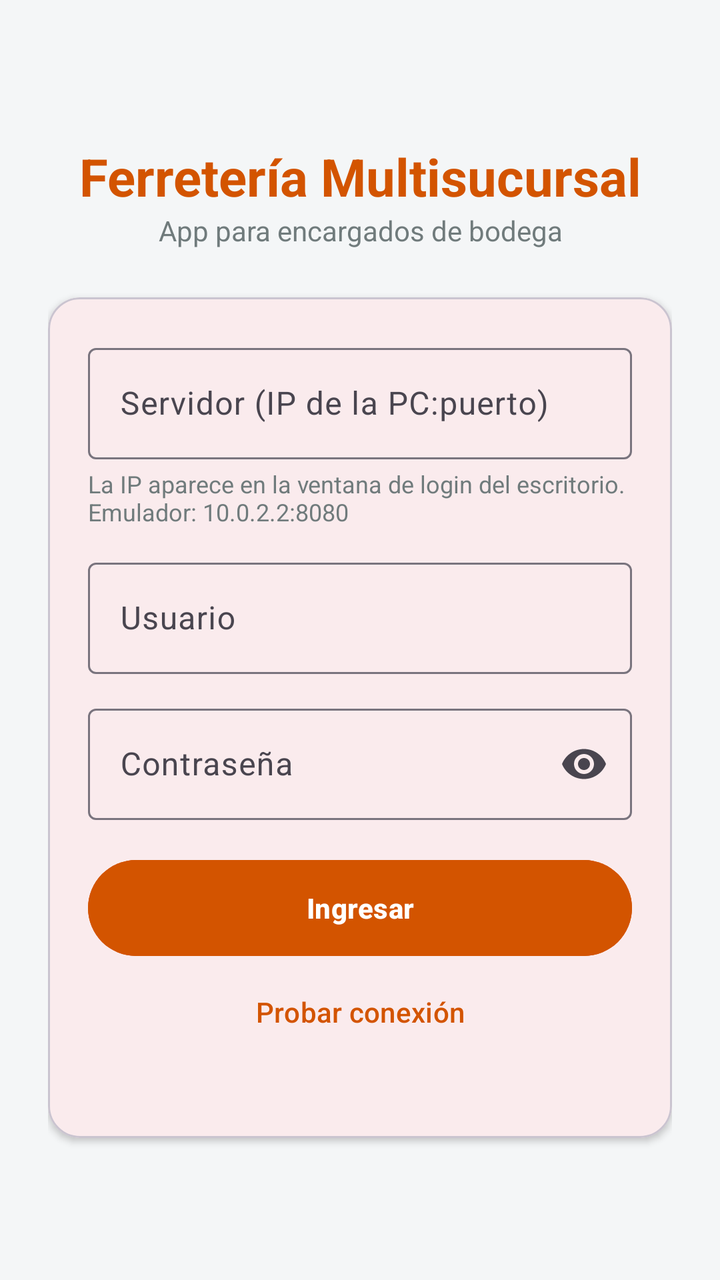
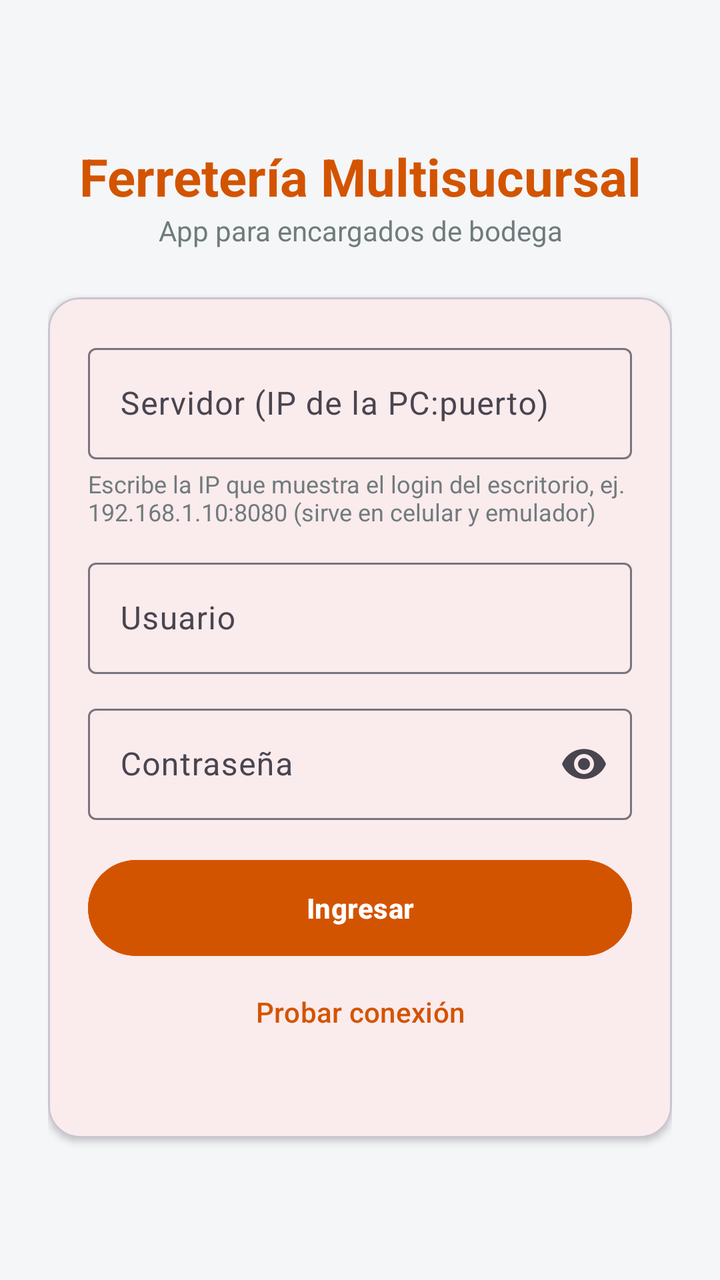

The first picture is an Android layout as it rendered before a commit; the second is the same layout after the commit. The layout source and the unified diff follow.
<!-- AndroidManifest.xml: application theme Theme.FerreteriaMovil -->
<!-- res/layout/activity_login.xml -->
<?xml version="1.0" encoding="utf-8"?>
<ScrollView xmlns:android="http://schemas.android.com/apk/res/android"
    android:layout_width="match_parent"
    android:layout_height="match_parent"
    android:background="@color/fondo"
    android:fillViewport="true"
    android:fitsSystemWindows="true">

    <LinearLayout
        android:layout_width="match_parent"
        android:layout_height="wrap_content"
        android:gravity="center_vertical"
        android:orientation="vertical"
        android:padding="24dp">

        <TextView
            android:layout_width="match_parent"
            android:layout_height="wrap_content"
            android:gravity="center"
            android:text="Ferretería Multisucursal"
            android:textColor="@color/primario"
            android:textSize="26sp"
            android:textStyle="bold" />

        <TextView
            android:layout_width="match_parent"
            android:layout_height="wrap_content"
            android:layout_marginBottom="24dp"
            android:gravity="center"
            android:text="App para encargados de bodega"
            android:textColor="@color/texto_secundario" />

        <com.google.android.material.card.MaterialCardView
            android:layout_width="match_parent"
            android:layout_height="wrap_content"
            app:cardCornerRadius="16dp"
            app:cardElevation="2dp"
            xmlns:app="http://schemas.android.com/apk/res-auto">

            <LinearLayout
                android:layout_width="match_parent"
                android:layout_height="wrap_content"
                android:orientation="vertical"
                android:padding="20dp">

                <com.google.android.material.textfield.TextInputLayout
                    style="@style/Widget.Material3.TextInputLayout.OutlinedBox"
                    android:layout_width="match_parent"
                    android:layout_height="wrap_content"
                    android:hint="Servidor (IP de la PC:puerto)"
                    android:layout_marginBottom="4dp">

                    <com.google.android.material.textfield.TextInputEditText
                        android:id="@+id/txtServidor"
                        android:layout_width="match_parent"
                        android:layout_height="wrap_content"
                        android:inputType="textUri"
                        android:maxLines="1" />
                </com.google.android.material.textfield.TextInputLayout>

                <TextView
                    android:layout_width="match_parent"
                    android:layout_height="wrap_content"
                    android:layout_marginBottom="12dp"
                    android:text="La IP aparece en la ventana de login del escritorio. Emulador: 10.0.2.2:8080"
                    android:textColor="@color/texto_secundario"
                    android:textSize="12sp" />

                <com.google.android.material.textfield.TextInputLayout
                    style="@style/Widget.Material3.TextInputLayout.OutlinedBox"
                    android:layout_width="match_parent"
                    android:layout_height="wrap_content"
                    android:layout_marginBottom="12dp"
                    android:hint="Usuario">

                    <com.google.android.material.textfield.TextInputEditText
                        android:id="@+id/txtUsuario"
                        android:layout_width="match_parent"
                        android:layout_height="wrap_content"
                        android:inputType="text"
                        android:maxLines="1" />
                </com.google.android.material.textfield.TextInputLayout>

                <com.google.android.material.textfield.TextInputLayout
                    style="@style/Widget.Material3.TextInputLayout.OutlinedBox"
                    android:layout_width="match_parent"
                    android:layout_height="wrap_content"
                    android:layout_marginBottom="16dp"
                    android:hint="Contraseña"
                    app:endIconMode="password_toggle"
                    xmlns:app="http://schemas.android.com/apk/res-auto">

                    <com.google.android.material.textfield.TextInputEditText
                        android:id="@+id/txtPassword"
                        android:layout_width="match_parent"
                        android:layout_height="wrap_content"
                        android:inputType="textPassword"
                        android:maxLines="1" />
                </com.google.android.material.textfield.TextInputLayout>

                <Button
                    android:id="@+id/btnIngresar"
                    android:layout_width="match_parent"
                    android:layout_height="56dp"
                    android:backgroundTint="@color/primario"
                    android:text="Ingresar"
                    android:textStyle="bold" />

                <Button
                    android:id="@+id/btnProbar"
                    style="@style/Widget.Material3.Button.TextButton"
                    android:layout_width="match_parent"
                    android:layout_height="wrap_content"
                    android:text="Probar conexión" />

                <ProgressBar
                    android:id="@+id/progreso"
                    android:layout_width="wrap_content"
                    android:layout_height="wrap_content"
                    android:layout_gravity="center"
                    android:visibility="gone" />

                <TextView
                    android:id="@+id/lblEstado"
                    android:layout_width="match_parent"
                    android:layout_height="wrap_content"
                    android:gravity="center"
                    android:textColor="@color/texto_secundario" />
            </LinearLayout>
        </com.google.android.material.card.MaterialCardView>
    </LinearLayout>
</ScrollView>
<!-- resources referenced by this layout -->
<resources>
  <color name="fondo">#F4F6F7</color>
  <color name="primario">#D35400</color>
  <color name="texto_secundario">#707B7C</color>
  <style name="Theme.FerreteriaMovil" parent="Base.Theme.FerreteriaMovil" />
  <style name="Base.Theme.FerreteriaMovil" parent="Theme.Material3.Light.NoActionBar">
          <item name="colorPrimary">@color/primario</item>
          <item name="colorSecondary">@color/info</item>
          <item name="android:statusBarColor">@color/primario_oscuro</item>
      </style>
  <color name="info">#2471A3</color>
  <color name="primario_oscuro">#A04000</color>
</resources>

<!-- the commit's change to res/layout/activity_login.xml (unified diff, before → after) -->
@@ -62,7 +62,7 @@
                     android:layout_width="match_parent"
                     android:layout_height="wrap_content"
                     android:layout_marginBottom="12dp"
-                    android:text="La IP aparece en la ventana de login del escritorio. Emulador: 10.0.2.2:8080"
+                    android:text="Escribe la IP que muestra el login del escritorio, ej. 192.168.1.10:8080 (sirve en celular y emulador)"
                     android:textColor="@color/texto_secundario"
                     android:textSize="12sp" />
 
